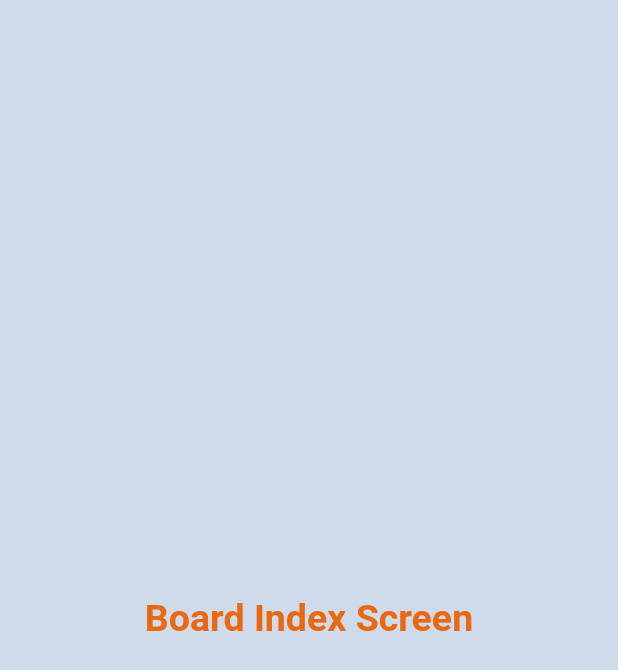
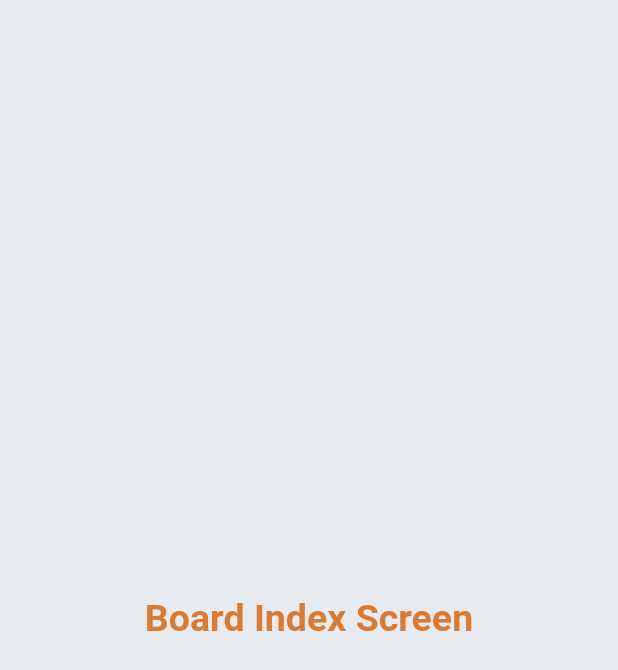
Before and after one commit to halldorr/smfmobile, a Flutter app: the BoardIndexScreen screen opened directly, on a phone screen of 412 x 824 dp. Shown: the top 670 px of the screen. Run offline on Flutter 3.47's test engine with Material 2 defaults, Android fonts, the phone set to English and light mode, and no system bars.

Commit message:
Update colours

```diff
--- a/lib/constants.dart
+++ b/lib/constants.dart
@@ -1,7 +1,7 @@
 import 'package:flutter/material.dart';
 
-const kPrimaryColour = Color(0xFFCEDBEA);
-const kAccentColour = Color(0xFFEB6812);
+const kPrimaryColour = Color(0xFFE7EAEF);
+const kAccentColour = Color(0xFFD97B33);
 const kApiKey = '';
 
 const kPageHeaderStyle = TextStyle(
```
